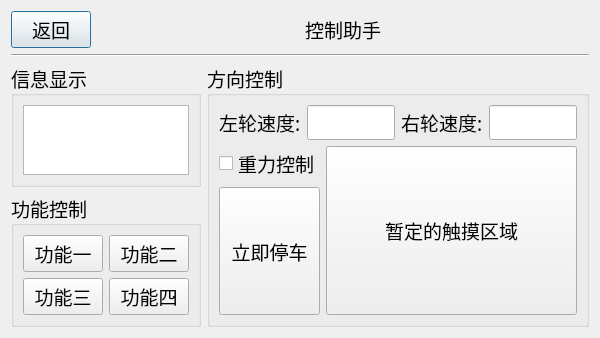
Old version of the form controlwindow.ui in the repository ZzzzzzS/uper2018.
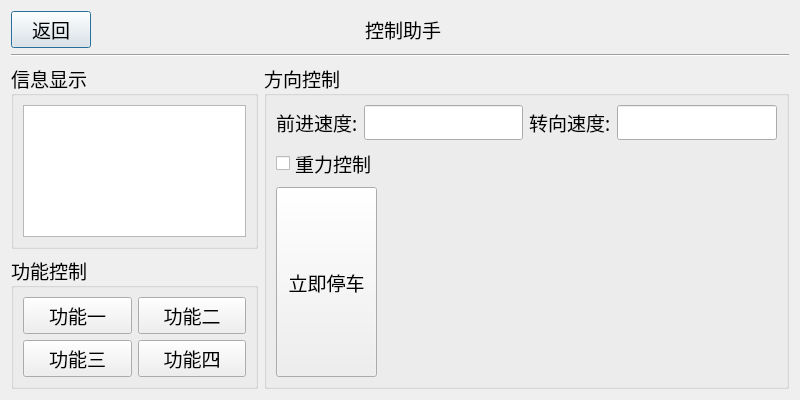
New version of the form.

Commit message: 重力模式工作基本正常,触摸模式正在写了,ZHandle类已经创建,准备重写事件了

```diff
--- a/controlwindow.ui
+++ b/controlwindow.ui
@@ -6,8 +6,8 @@
    <rect>
     <x>0</x>
     <y>0</y>
-    <width>600</width>
-    <height>300</height>
+    <width>800</width>
+    <height>400</height>
    </rect>
   </property>
   <property name="font">
@@ -25,6 +25,8 @@
      <item>
       <layout class="QVBoxLayout" name="verticalLayout">
        <item>
+        <layout class="QHBoxLayout" name="horizontalLayout_7">
+         <item>
         <layout class="QHBoxLayout" name="horizontalLayout">
          <item>
           <widget class="QPushButton" name="BackButton">
@@ -46,6 +48,8 @@
            </property>
           </spacer>
          </item>
+          </layout>
+         </item>
          <item>
           <widget class="QLabel" name="label">
            <property name="text">
@@ -163,7 +167,7 @@
                  </sizepolicy>
                 </property>
                 <property name="text">
-                 <string>左轮速度:</string>
+                 <string>前进速度:</string>
                 </property>
                </widget>
               </item>
@@ -179,7 +183,7 @@
                  </sizepolicy>
                 </property>
                 <property name="text">
-                 <string>右轮速度:</string>
+                 <string>转向速度:</string>
                 </property>
                </widget>
               </item>
@@ -215,16 +219,13 @@
                </layout>
               </item>
               <item>
-               <widget class="QPushButton" name="pushButton_7">
+               <widget class="QWidget" name="TouchAreaWidget" native="true">
                 <property name="sizePolicy">
                  <sizepolicy hsizetype="Expanding" vsizetype="Expanding">
                   <horstretch>0</horstretch>
                   <verstretch>0</verstretch>
                  </sizepolicy>
                 </property>
-                <property name="text">
-                 <string>暂定的触摸区域</string>
-                </property>
                </widget>
               </item>
              </layout>
```
Lines whose indentation alone changed are shown as unchanged. The commit also changes 6 other files.
